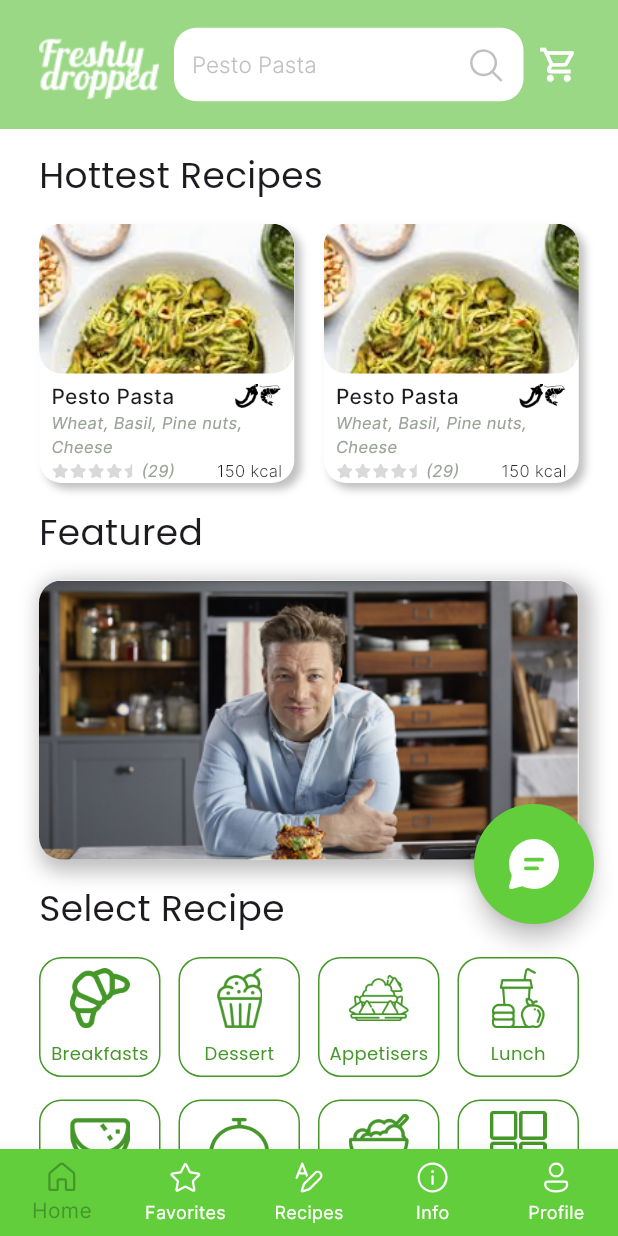
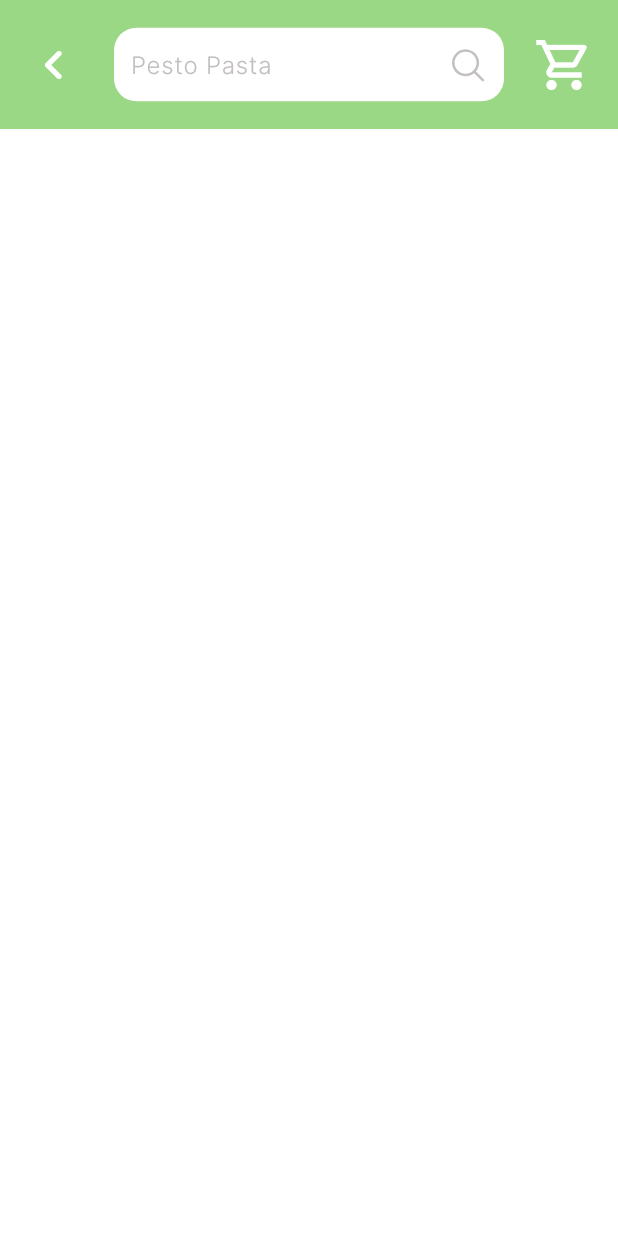
Before and after one commit to MargarethaNaibaho/freshly-dropped-mobile, a Flutter app: the screen it shows after launch, after a tap on "Pesto Pasta", on a phone screen of 412 x 824 dp. Run offline on Flutter 3.47's test engine with Material 3 defaults, Android fonts, the phone set to English and light mode, and no system bars; our stand-ins replace fluentui_icons.

Commit message:
done app bar individual recipe

```diff
--- a/lib/screens/home_screen.dart
+++ b/lib/screens/home_screen.dart
@@ -16,7 +16,7 @@ class HomeScreen extends StatelessWidget {
       'calories': 150,
       'countUserStar': 29,
       'ingredients': ['Wheat', 'Basil', 'Pine nuts', 'Cheese'],
-      'imagePath': "assets/images/pesto_pasta.png"
+      'imagePath': "assets/images/pesto_pasta.png",
     },
     {
       'id': 2,
--- a/lib/screens/recipes/individual_recipes_screen.dart
+++ b/lib/screens/recipes/individual_recipes_screen.dart
@@ -0,0 +1,32 @@
+import 'package:flutter/material.dart';
+import 'package:freshy_food/widgets/app_bar_green.dart';
+
+class IndividualRecipesScreen extends StatefulWidget {
+  const IndividualRecipesScreen({super.key, required this.recipe});
+  final Map<String, dynamic> recipe;
+
+  @override
+  State<IndividualRecipesScreen> createState() => _IndividualRecipesScreenState();
+}
+
+class _IndividualRecipesScreenState extends State<IndividualRecipesScreen> {
+  final FocusNode focusNode = FocusNode();
+
+  @override
+  void dispose(){
+    focusNode.dispose();
+    super.dispose();
+  }
+
+  @override
+  Widget build(BuildContext context) {
+    return Scaffold(
+      backgroundColor: Colors.white,
+      appBar: AppBarGreen(linkBack: (context) => Navigator.pop(context),
+        linkRight: (){},
+        focusNode: focusNode,
+        isCart: true,
+      ),
+    );
+  }
+}
--- a/lib/widgets/app_bar_green.dart
+++ b/lib/widgets/app_bar_green.dart
@@ -13,6 +13,7 @@ class AppBarGreen extends StatelessWidget implements PreferredSizeWidget{
   @override
   Widget build(BuildContext context) {
     return AppBar(
+      automaticallyImplyLeading: false,
       backgroundColor: CustomColors.lightGreen,
       toolbarHeight: 86,
       title: Container(
--- a/lib/widgets/single_card_half_recipe.dart
+++ b/lib/widgets/single_card_half_recipe.dart
@@ -1,5 +1,6 @@
 import 'package:fluentui_icons/fluentui_icons.dart';
 import 'package:flutter/material.dart';
+import 'package:freshy_food/screens/recipes/individual_recipes_screen.dart';
 import 'package:freshy_food/styles/colors.dart';
 
 class SingleCardHalfRecipe extends StatelessWidget {
@@ -11,7 +12,13 @@ class SingleCardHalfRecipe extends StatelessWidget {
   Widget build(BuildContext context) {
     double widthForCard = MediaQuery.of(context).size.width / 2 - 36;
 
-    return Container(
+    return GestureDetector(
+      onTap: (){
+        Navigator.push(
+          context,
+          MaterialPageRoute(builder: (context) => IndividualRecipesScreen(recipe: hottestRecipe,)));
+      },
+      child: Container(
         width: widthForCard,
         decoration: BoxDecoration(
           color: Colors.white,
@@ -82,6 +89,7 @@ class SingleCardHalfRecipe extends StatelessWidget {
               ),
           ],
         ),
+      ),
     );
   }
 }
```
Lines whose indentation alone changed are shown as unchanged.
